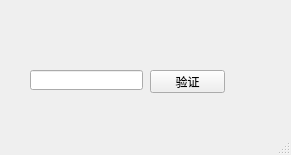
iwxyi/Qt-RandomVerification, file mainwindow.ui: the form before one commit.
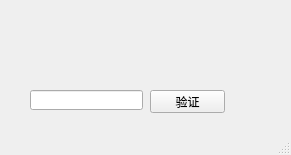
The form after the commit. Custom widgets are drawn as their Qt base class.

```diff
--- a/mainwindow.ui
+++ b/mainwindow.ui
@@ -17,10 +17,10 @@
    <widget class="CaptchaLabel" name="widget" native="true">
     <property name="geometry">
      <rect>
-      <x>60</x>
-      <y>20</y>
-      <width>141</width>
-      <height>31</height>
+      <x>40</x>
+      <y>10</y>
+      <width>181</width>
+      <height>71</height>
      </rect>
     </property>
    </widget>
@@ -28,7 +28,7 @@
     <property name="geometry">
      <rect>
       <x>30</x>
-      <y>70</y>
+      <y>90</y>
       <width>113</width>
       <height>20</height>
      </rect>
@@ -38,7 +38,7 @@
     <property name="geometry">
      <rect>
       <x>150</x>
-      <y>70</y>
+      <y>90</y>
       <width>75</width>
       <height>23</height>
      </rect>
```
